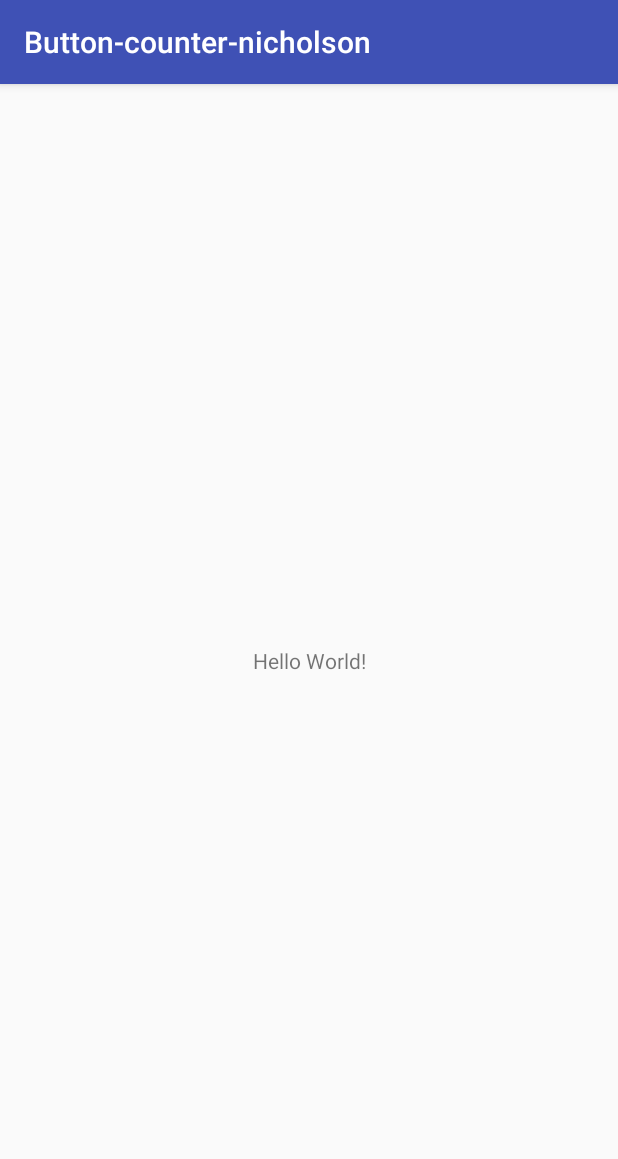
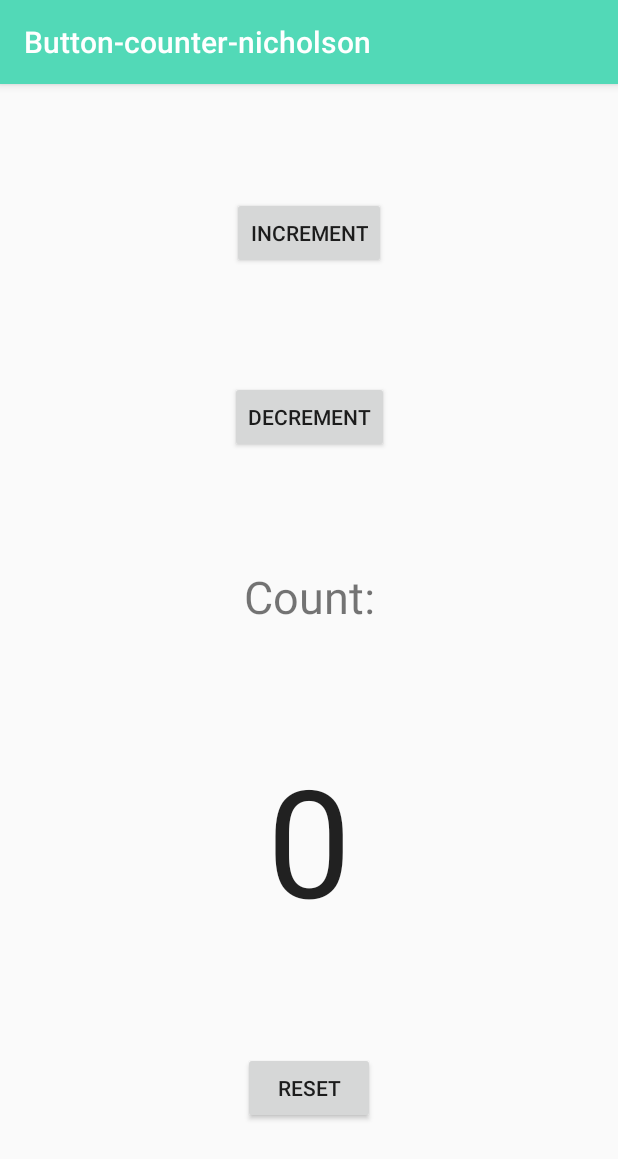
Before and after one commit to sarahryann11/Button-Counter-Nicholson, an Android app: the screen it shows after launch (MainActivity), on a phone screen of 412 x 824 dp. Shown: the top 1159 px of the screen. Run offline under Robolectric (Android 15) with nearby library versions, the phone set to English and light mode, and no system bars.

Commit message:
Updating code

```diff
--- a/app/src/main/java/csci490/button_counter_nicholson/MainActivity.java
+++ b/app/src/main/java/csci490/button_counter_nicholson/MainActivity.java
@@ -2,12 +2,94 @@ package csci490.button_counter_nicholson;
 
 import android.support.v7.app.AppCompatActivity;
 import android.os.Bundle;
+import android.util.TypedValue;
+import android.view.View;
+import android.view.View.OnClickListener;
+import android.widget.Button;
+import android.widget.TextView;
+import android.graphics.Color;
 
-public class MainActivity extends AppCompatActivity {
+public class MainActivity extends AppCompatActivity implements OnClickListener{
+
+    Button incButton;
+    Button decButton;
+    Button resetButton;
+
+    TextView num;
+    TextView title;
+    int counter = 0;
 
     @Override
-    protected void onCreate(Bundle savedInstanceState) {
+    protected void onCreate(Bundle savedInstanceState)
+    {
         super.onCreate(savedInstanceState);
         setContentView(R.layout.activity_main);
+
+        num = (TextView) findViewById(R.id.number);
+        title = (TextView) findViewById(R.id.textView2);
+        incButton = (Button) findViewById(R.id.button);
+        decButton = (Button) findViewById(R.id.button2);
+        resetButton = (Button) findViewById(R.id.button3);
+
+        incButton.setOnClickListener(this);
+        decButton.setOnClickListener(this);
+        resetButton.setOnClickListener(this);
+
+        num.setTextSize(TypedValue.COMPLEX_UNIT_SP, 100);
+        title.setTextSize(TypedValue.COMPLEX_UNIT_SP, 30);
+    }
+
+    @Override
+    public void onClick(View view)
+    {
+        if (view == incButton)
+        {
+            counter++;
+            num.setText(Integer.toString(counter));
+            if (counter < 0)
+                num.setTextColor(Color.RED);
+            else if (counter > 0)
+                num.setTextColor(Color.GREEN);
+            else
+                num.setTextColor(Color.BLACK);
+        }
+
+        if (view == decButton)
+        {
+            counter--;
+            num.setText(Integer.toString(counter));
+            if (counter < 0)
+                num.setTextColor(Color.RED);
+            else if (counter > 0)
+                num.setTextColor(Color.GREEN);
+            else
+                num.setTextColor(Color.BLACK);
+        }
+
+        if (view == resetButton)
+        {
+            counter = 0;
+            num.setText(Integer.toString(counter));
+            num.setTextColor(Color.BLACK);
+        }
+    }
+
+    @Override
+    protected void onSaveInstanceState(Bundle state)
+    {
+        super.onSaveInstanceState(state);
+
+        state.putInt("number",counter);
+    }
+
+    @Override
+    protected void onRestoreInstanceState(Bundle savedInstanceState)
+    {
+        super.onRestoreInstanceState(savedInstanceState);
+
+        counter = savedInstanceState.getInt("number");
+        num.setText(Integer.toString(counter));
+
+
     }
 }
--- a/app/src/main/res/layout/activity_main.xml
+++ b/app/src/main/res/layout/activity_main.xml
@@ -6,13 +6,60 @@
     android:layout_height="match_parent"
     tools:context="csci490.button_counter_nicholson.MainActivity">
 
-    <TextView
+    <Button
+        android:id="@+id/button"
         android:layout_width="wrap_content"
         android:layout_height="wrap_content"
-        android:text="Hello World!"
-        app:layout_constraintBottom_toBottomOf="parent"
-        app:layout_constraintLeft_toLeftOf="parent"
-        app:layout_constraintRight_toRightOf="parent"
+        android:text="INCREMENT"
+        app:layout_constraintBottom_toTopOf="@+id/button2"
+        app:layout_constraintEnd_toEndOf="parent"
+        app:layout_constraintHorizontal_bias="0.5"
+        app:layout_constraintStart_toStartOf="parent"
         app:layout_constraintTop_toTopOf="parent" />
 
+    <Button
+        android:id="@+id/button2"
+        android:layout_width="wrap_content"
+        android:layout_height="wrap_content"
+        android:text="DECREMENT"
+        app:layout_constraintBottom_toTopOf="@+id/textView2"
+        app:layout_constraintEnd_toEndOf="parent"
+        app:layout_constraintHorizontal_bias="0.5"
+        app:layout_constraintStart_toStartOf="parent"
+        app:layout_constraintTop_toBottomOf="@+id/button" />
+
+    <Button
+        android:id="@+id/button3"
+        android:layout_width="wrap_content"
+        android:layout_height="wrap_content"
+        android:text="Reset"
+        app:layout_constraintBottom_toBottomOf="parent"
+        app:layout_constraintEnd_toEndOf="parent"
+        app:layout_constraintHorizontal_bias="0.5"
+        app:layout_constraintStart_toStartOf="parent"
+        app:layout_constraintTop_toBottomOf="@+id/number" />
+
+    <TextView
+        android:id="@+id/number"
+        android:layout_width="wrap_content"
+        android:layout_height="wrap_content"
+        android:text="0"
+        android:textAppearance="?android:attr/textAppearanceLarge"
+        app:layout_constraintBottom_toTopOf="@+id/button3"
+        app:layout_constraintEnd_toEndOf="parent"
+        app:layout_constraintHorizontal_bias="0.5"
+        app:layout_constraintStart_toStartOf="parent"
+        app:layout_constraintTop_toBottomOf="@+id/textView2" />
+
+    <TextView
+        android:id="@+id/textView2"
+        android:layout_width="wrap_content"
+        android:layout_height="wrap_content"
+        android:text="Count:"
+        app:layout_constraintBottom_toTopOf="@+id/number"
+        app:layout_constraintEnd_toEndOf="parent"
+        app:layout_constraintHorizontal_bias="0.501"
+        app:layout_constraintStart_toStartOf="parent"
+        app:layout_constraintTop_toBottomOf="@+id/button2" />
+
 </android.support.constraint.ConstraintLayout>
--- a/app/src/main/res/values/colors.xml
+++ b/app/src/main/res/values/colors.xml
@@ -1,6 +1,6 @@
 <?xml version="1.0" encoding="utf-8"?>
 <resources>
-    <color name="colorPrimary">#3F51B5</color>
-    <color name="colorPrimaryDark">#303F9F</color>
-    <color name="colorAccent">#FF4081</color>
+    <color name="colorPrimary">#52d9b7</color>
+    <color name="colorPrimaryDark">#309f99</color>
+    <color name="colorAccent">#ef0e0e</color>
 </resources>
--- a/app/src/main/res/values/strings.xml
+++ b/app/src/main/res/values/strings.xml
@@ -1,3 +1,7 @@
 <resources>
     <string name="app_name">Button-counter-nicholson</string>
+    <string name="number">Count:</string>
+    <string name="increment">INCREMENT</string>
+    <string name="decrement">DECREMENT</string>
+    <string name="reset">RESET</string>
 </resources>
```
